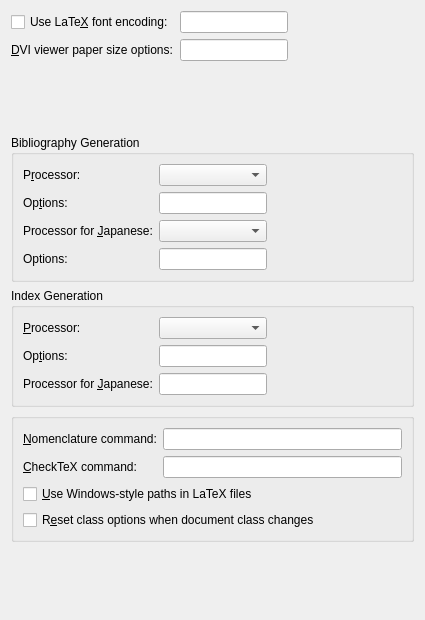
Old version of the form src/frontends/qt4/ui/PrefLatexUi.ui in the repository cburschka/lyx.
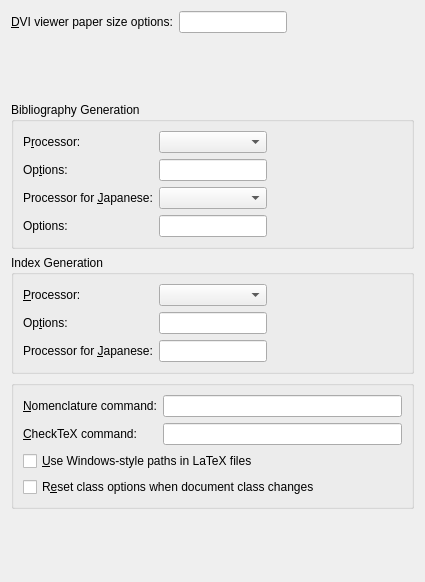
New version of the form.

Commit message: Align fontenc with document fonts

The edit to the form file:
```diff
--- a/src/frontends/qt4/ui/PrefLatexUi.ui
+++ b/src/frontends/qt4/ui/PrefLatexUi.ui
@@ -7,7 +7,7 @@
     <x>0</x>
     <y>0</y>
     <width>425</width>
-    <height>620</height>
+    <height>582</height>
    </rect>
   </property>
   <property name="windowTitle">
@@ -29,23 +29,6 @@
       <number>0</number>
      </property>
      <item row="0" column="0">
-      <widget class="QCheckBox" name="latexEncodingCB">
-       <property name="toolTip">
-        <string>Enable if a specific font encoding (such as T1) should be used (via fontenc)</string>
-       </property>
-       <property name="text">
-        <string>Use LaTe&amp;X font encoding:</string>
-       </property>
-      </widget>
-     </item>
-     <item row="0" column="1">
-      <widget class="QLineEdit" name="latexEncodingED">
-       <property name="toolTip">
-        <string>Specify the font encoding (e.g., T1).</string>
-       </property>
-      </widget>
-     </item>
-     <item row="1" column="0">
       <widget class="QLabel" name="latexDviPaperLA">
        <property name="text">
         <string>&amp;DVI viewer paper size options:</string>
@@ -55,7 +38,7 @@
        </property>
       </widget>
      </item>
-     <item row="1" column="1">
+     <item row="0" column="1">
       <widget class="QLineEdit" name="latexDviPaperED">
        <property name="toolTip">
         <string>Optional paper size flag (-paper) for some DVI viewers</string>
@@ -85,7 +68,7 @@
      <property name="sizeHint" stdset="0">
       <size>
        <width>20</width>
-       <height>1</height>
+       <height>0</height>
       </size>
      </property>
     </spacer>
```
The commit also changes 23 other files.
